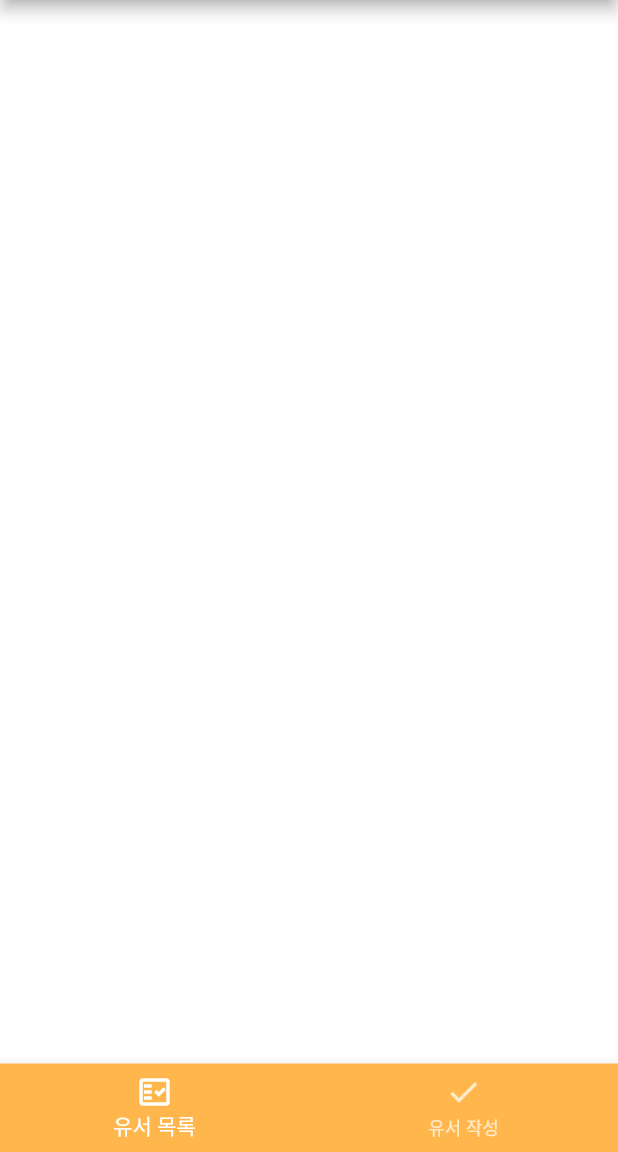
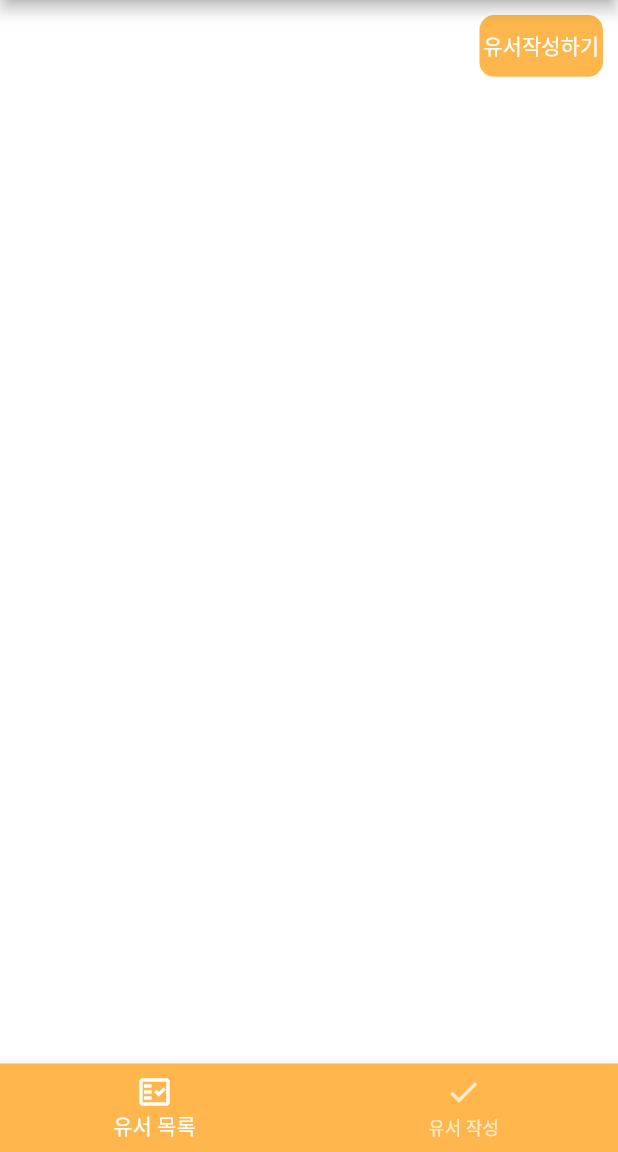
Before and after one commit to Mamoori-app/app, a Flutter app: the screen it shows after launch, on a phone screen of 412 x 824 dp, the part 84-1236 px from its top. Run offline on Flutter 3.47's test engine with Material 2 defaults, Android fonts, the phone set to English and light mode, and no system bars.

Commit message:
fix(mamoori_home): 유서작성 버튼추가;

```diff
--- a/mamoori/lib/view/home_view.dart
+++ b/mamoori/lib/view/home_view.dart
@@ -41,6 +41,31 @@ class _HomeViewState extends State<HomeView> {
           ),
         ],
       ),
+      body: Column(
+        children: [
+          Row(
+            mainAxisAlignment: MainAxisAlignment.end,
+            children: [
+              InkWell(
+                onTap: () {},
+                child: Container(
+                  margin: EdgeInsets.all(10),
+                  decoration: BoxDecoration(
+                      color: Theme.of(context).primaryColor,
+                      borderRadius: BorderRadius.circular(10)),
+                  width: MediaQuery.of(context).size.width * 0.2,
+                  height: MediaQuery.of(context).size.width * 0.1,
+                  child: const Center(
+                      child: Text(
+                    '유서작성하기',
+                    style: TextStyle(color: Colors.white),
+                  )),
+                ),
+              ),
+            ],
+          ),
+        ],
+      ),
     );
   }
 }
```
